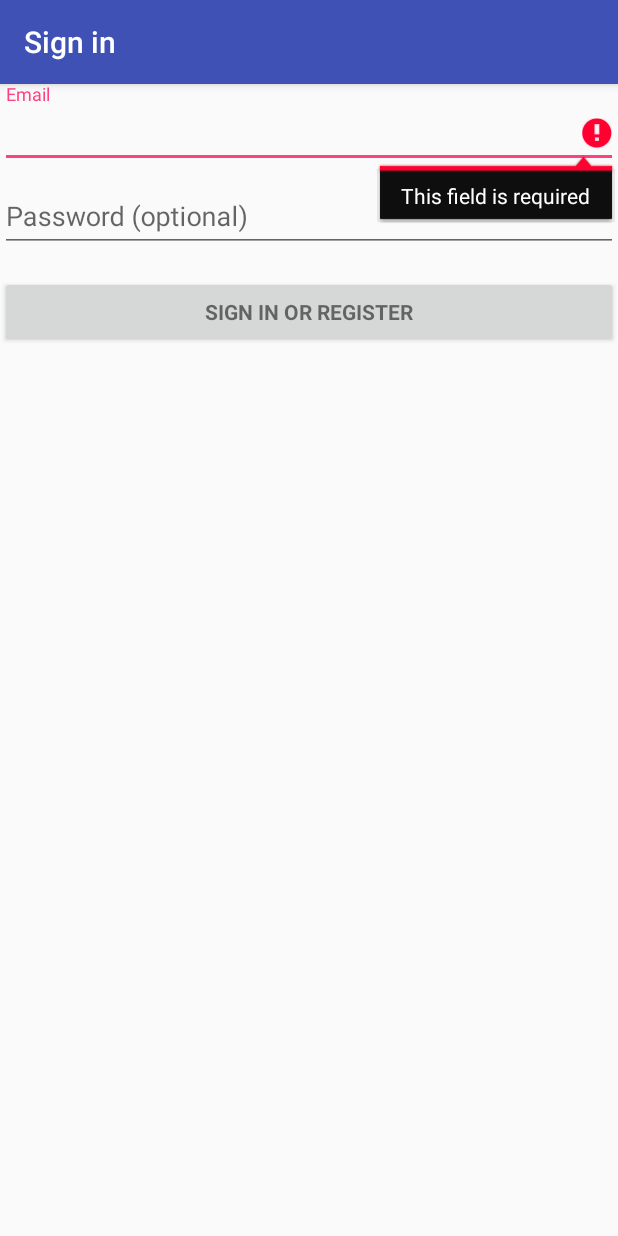
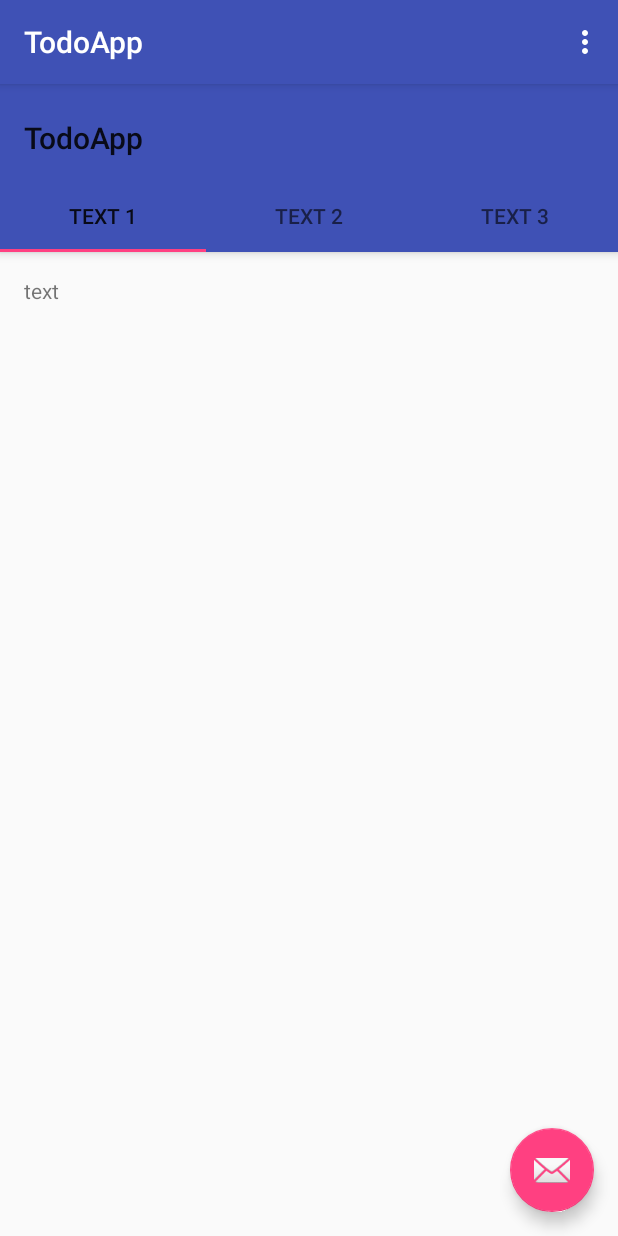
Before and after one commit to PlexusDevelopment/Todo-Android, an Android app: the screen it shows after launch (LoginActivity before the commit, calendarActivity after it), after a tap on "SIGN IN OR REGISTER", on a phone screen of 412 x 824 dp. Run offline under Robolectric (Android 15) with nearby library versions, the phone set to English and light mode, and no system bars; 2 statements that could not run were skipped.

```diff
--- a/app/src/main/AndroidManifest.xml
+++ b/app/src/main/AndroidManifest.xml
@@ -27,6 +27,7 @@
                 <category android:name="android.intent.category.LAUNCHER" />
             </intent-filter>
         </activity>
+        <activity android:name=".calendarActivity" />
     </application>
 
 </manifest>
--- a/app/src/main/java/com/example/hyunjinoh/todoapp/LoginActivity.java
+++ b/app/src/main/java/com/example/hyunjinoh/todoapp/LoginActivity.java
@@ -3,6 +3,7 @@ package com.example.hyunjinoh.todoapp;
 import android.animation.Animator;
 import android.animation.AnimatorListenerAdapter;
 import android.annotation.TargetApi;
+import android.content.Intent;
 import android.content.pm.PackageManager;
 import android.support.annotation.NonNull;
 import android.support.design.widget.Snackbar;
@@ -91,10 +92,12 @@ public class LoginActivity extends AppCompatActivity implements LoaderCallbacks<
         });
 
         Button mEmailSignInButton = (Button) findViewById(R.id.email_sign_in_button);
-        mEmailSignInButton.setOnClickListener(new OnClickListener() {
+        mEmailSignInButton.setOnClickListener(new View.OnClickListener() {
             @Override
             public void onClick(View view) {
-                attemptLogin();
+                //attemptLogin();
+                Intent intent = new Intent(LoginActivity.this, calendarActivity.class);
+                startActivity(intent);
             }
         });
 
--- a/app/src/main/java/com/example/hyunjinoh/todoapp/calendarActivity.java
+++ b/app/src/main/java/com/example/hyunjinoh/todoapp/calendarActivity.java
@@ -41,8 +41,8 @@ public class calendarActivity extends AppCompatActivity {
         super.onCreate(savedInstanceState);
         setContentView(R.layout.activity_calendar);
 
-        Toolbar toolbar = (Toolbar) findViewById(R.id.toolbar);
-        setSupportActionBar(toolbar);
+        //Toolbar toolbar = (Toolbar) findViewById(R.id.toolbar);
+        //setSupportActionBar(toolbar);
         // Create the adapter that will return a fragment for each of the three
         // primary sections of the activity.
         mSectionsPagerAdapter = new SectionsPagerAdapter(getSupportFragmentManager());
@@ -120,7 +120,7 @@ public class calendarActivity extends AppCompatActivity {
                                  Bundle savedInstanceState) {
             View rootView = inflater.inflate(R.layout.fragment_calendar, container, false);
             TextView textView = (TextView) rootView.findViewById(R.id.section_label);
-            textView.setText(getString(R.string.section_format, getArguments().getInt(ARG_SECTION_NUMBER)));
+            textView.setText(R.string.sample);
             return rootView;
         }
     }
--- a/app/src/main/res/layout/activity_calendar.xml
+++ b/app/src/main/res/layout/activity_calendar.xml
@@ -12,17 +12,14 @@
         android:id="@+id/appbar"
         android:layout_width="match_parent"
         android:layout_height="wrap_content"
-        android:paddingTop="@dimen/appbar_padding_top"
-        android:theme="@style/AppTheme.AppBarOverlay">
+        android:paddingTop="@dimen/appbar_padding_top">
 
         <android.support.v7.widget.Toolbar
             android:id="@+id/toolbar"
             android:layout_width="match_parent"
-            android:layout_height="?attr/actionBarSize"
+            android:layout_height="match_parent"
             android:layout_weight="1"
-            android:background="?attr/colorPrimary"
             app:layout_scrollFlags="scroll|enterAlways"
-            app:popupTheme="@style/AppTheme.PopupOverlay"
             app:title="@string/app_name">
 
         </android.support.v7.widget.Toolbar>
--- a/app/src/main/res/values/strings.xml
+++ b/app/src/main/res/values/strings.xml
@@ -3,6 +3,12 @@
     <string name="lbl_username">Username</string>
     <string name="lbl_password">Password</string>
     <string name="title_activity_login">Sign in</string>
+
+    <string name="action_settings">Action Setting</string>
+
+    <string name="tab_text_1">Text 1</string>
+    <string name="tab_text_2">Text 2</string>
+    <string name="tab_text_3">Text 3</string>
 
     <!-- Strings related to login -->
     <string name="prompt_email">Email</string>
@@ -16,4 +22,6 @@
     <string name="permission_rationale">"Contacts permissions are needed for providing email
         completions."
     </string>
+    <string name="section_format">section_format</string>
+    <string name="sample">text</string>
 </resources>
```
